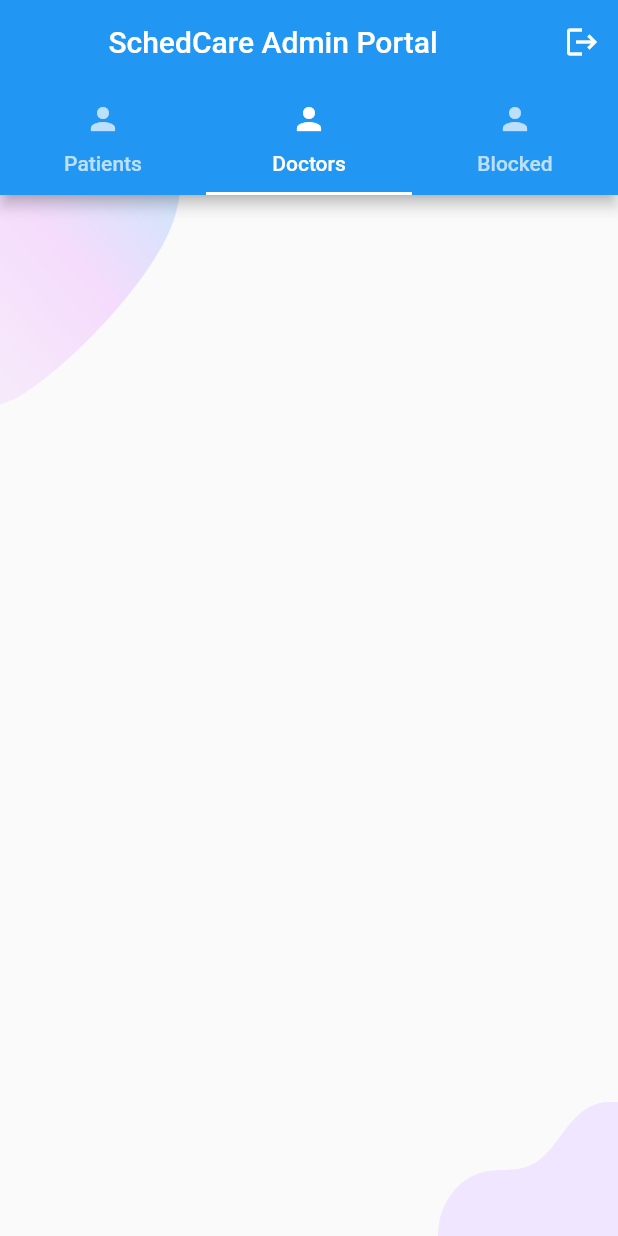
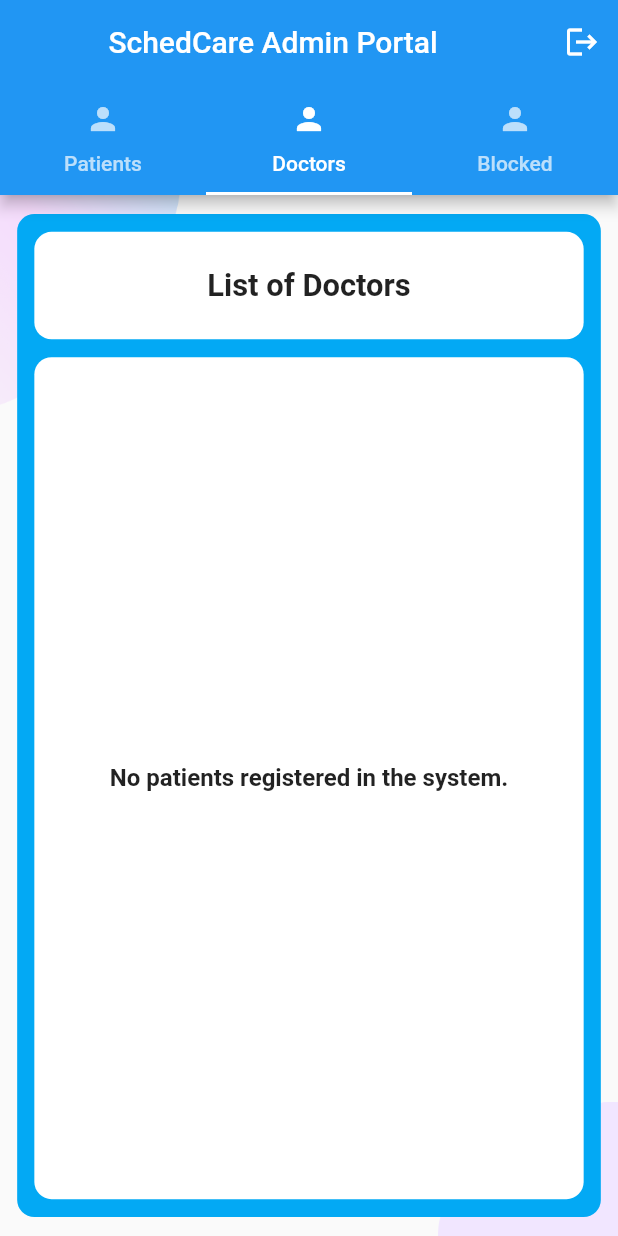
Before and after one commit to itsybitsci/schedcare_admin, a Flutter app: the screen it shows once a user with an empty profile is signed in, tab 2 chosen, on a phone screen of 412 x 824 dp. Run offline on Flutter 3.47's test engine with Material 2 defaults, Android fonts, the phone set to English and light mode, and no system bars; drawn by our look-alikes of firebase_ui_firestore; our stand-ins replace cloud_firestore, firebase_analytics, firebase_auth, firebase_core, flutter_hooks, flutter_screenutil and 3 more; missing offline and left inert: firebase_app_check, g_recaptcha_v3; accounts and stored records are empty; statements that could not run were skipped.

Commit message:
feat: Modified doctors list page UI

```diff
--- a/lib/screens/home/home_screen.dart
+++ b/lib/screens/home/home_screen.dart
@@ -35,6 +35,24 @@ class HomeScreen extends HookConsumerWidget {
         toFirestore: (doctor, _) => doctor.toMap(),
       );
 
+  TabBar tabBar(TabController tabController) => TabBar(
+        controller: tabController,
+        tabs: const [
+          Tab(
+            text: 'Patients',
+            icon: Icon(Icons.person),
+          ),
+          Tab(
+            text: 'Doctors',
+            icon: Icon(Icons.person),
+          ),
+          Tab(
+            text: 'Blocked',
+            icon: Icon(Icons.person),
+          )
+        ],
+      );
+
   @override
   Widget build(BuildContext context, WidgetRef ref) {
     final FirestoreService firestoreService = FirestoreService();
@@ -53,23 +71,7 @@ class HomeScreen extends HookConsumerWidget {
               },
               icon: const Icon(Icons.logout))
         ],
-        bottom: TabBar(
-          controller: tabController,
-          tabs: const [
-            Tab(
-              text: 'Patients',
-              icon: Icon(Icons.person),
-            ),
-            Tab(
-              text: 'Doctors',
-              icon: Icon(Icons.person),
-            ),
-            Tab(
-              text: 'Blocked',
-              icon: Icon(Icons.person),
-            )
-          ],
-        ),
+        bottom: tabBar(tabController),
       ),
       body: Background(
         child: TabBarView(
@@ -235,68 +237,165 @@ class HomeScreen extends HookConsumerWidget {
                 ),
               ),
             ),
-            StreamBuilder(
-              stream: firestoreService.getUsersSnapshots(),
-              builder: (context,
-                  AsyncSnapshot<QuerySnapshot<Map<String, dynamic>>> snapshot) {
-                if (snapshot.hasData) {
-                  return ListView(
-                    children: snapshot.data!.docs
-                        .where((QueryDocumentSnapshot snapshot) =>
-                            snapshot[ModelFields.isApproved])
-                        .map(
-                      (QueryDocumentSnapshot snapshot) {
-                        bool isPatient =
-                            snapshot[ModelFields.role].toLowerCase() ==
-                                AppConstants.patient.toLowerCase();
-
-                        if (isPatient) {
-                          Patient patient = Patient.fromSnapshot(snapshot);
-                          return ListTile(
-                            onTap: () {},
-                            title: Center(
+            Center(
+              child: Container(
+                height: 560.h,
+                width: isWeb(maxWidth) ? 140.w : 340.w,
+                decoration: BoxDecoration(
+                  borderRadius: BorderRadius.circular(10.r),
+                  color: ColorConstants.primaryLight,
+                ),
+                child: Column(
+                  mainAxisAlignment: MainAxisAlignment.center,
+                  children: [
+                    Container(
+                      width: isWeb(maxWidth) ? 135.w : 320.w,
+                      height: 60.h,
+                      decoration: BoxDecoration(
+                        borderRadius: BorderRadius.circular(10.r),
+                        color: Colors.white,
+                      ),
+                      child: Center(
                         child: Text(
-                                  '${patient.firstName} ${patient.lastName}'),
+                          'List of Doctors',
+                          textAlign: TextAlign.center,
+                          style: TextStyle(
+                              fontWeight: FontWeight.bold,
+                              fontSize: isWeb(maxWidth) ? 7.sp : 18.sp),
                         ),
-                            subtitle: Center(
-                              child: Text(patient.role),
                       ),
-                            trailing: IconButton(
-                              onPressed: () async {
-                                await firebaseServicesNotifier
-                                    .approveRegistration(patient.id, false);
+                    ),
+                    SizedBox(height: 10.h),
+                    Flexible(
+                      child: Container(
+                        width: isWeb(maxWidth) ? 135.w : 320.w,
+                        height: 470.h,
+                        decoration: BoxDecoration(
+                          borderRadius: BorderRadius.circular(10.r),
+                          color: Colors.white,
+                        ),
+                        child: ScrollConfiguration(
+                          behavior: ScrollConfiguration.of(context).copyWith(
+                            dragDevices: {
+                              PointerDeviceKind.touch,
+                              PointerDeviceKind.mouse,
                             },
-                              icon: const Icon(Icons.close),
                           ),
-                          );
-                        } else {
-                          Doctor doctor = Doctor.fromSnapshot(snapshot);
-                          return ListTile(
-                            onTap: () {},
-                            title: Center(
+                          child: FirestoreQueryBuilder(
+                            query: doctorsQuery,
+                            builder: (context, snapshot, _) {
+                              if (snapshot.hasError) {
+                                return Center(
                                   child: Text(
-                                  '${doctor.firstName} ${doctor.lastName}'),
-                            ),
-                            subtitle: Center(
-                              child: Text(doctor.role),
-                            ),
-                            trailing: IconButton(
-                              onPressed: () async {
-                                await firebaseServicesNotifier
-                                    .approveRegistration(doctor.id, false);
-                              },
-                              icon: const Icon(Icons.close),
+                                    Prompts.connectionError,
+                                    textAlign: TextAlign.center,
+                                    style: TextStyle(
+                                        fontWeight: FontWeight.bold,
+                                        fontSize:
+                                            isWeb(maxWidth) ? 3.sp : 14.sp),
                                   ),
                                 );
                               }
+
+                              if (snapshot.hasData) {
+                                return snapshot.docs.isEmpty
+                                    ? Center(
+                                        child: Text(
+                                          Prompts.noPatients,
+                                          textAlign: TextAlign.center,
+                                          style: TextStyle(
+                                              fontWeight: FontWeight.bold,
+                                              fontSize: isWeb(maxWidth)
+                                                  ? 3.sp
+                                                  : 14.sp),
+                                        ),
+                                      )
+                                    : ListView.builder(
+                                        itemCount: snapshot.docs.length,
+                                        itemBuilder: (context, index) {
+                                          if (snapshot.hasMore &&
+                                              index + 1 ==
+                                                  snapshot.docs.length) {
+                                            snapshot.fetchMore();
+                                          }
+
+                                          final Doctor doctor =
+                                              snapshot.docs[index].data();
+
+                                          return Padding(
+                                            padding: EdgeInsets.symmetric(
+                                                vertical: 5.h,
+                                                horizontal: 10.w),
+                                            child: Material(
+                                              type: MaterialType.transparency,
+                                              child: ListTile(
+                                                tileColor: Colors.grey[200],
+                                                shape: RoundedRectangleBorder(
+                                                  side: BorderSide(
+                                                      color: Colors.grey[300]!),
+                                                  borderRadius:
+                                                      BorderRadius.circular(
+                                                          10.r),
+                                                ),
+                                                onTap: null,
+                                                title: Center(
+                                                  child: Text(
+                                                      '${doctor.prefix} ${doctor.firstName} ${doctor.lastName} ${doctor.suffix}'
+                                                          .trim(),
+                                                      style: TextStyle(
+                                                          fontSize:
+                                                              isWeb(maxWidth)
+                                                                  ? 5.sp
+                                                                  : 12.sp,
+                                                          fontWeight:
+                                                              FontWeight.bold)),
+                                                ),
+                                                subtitle: Center(
+                                                  child: Text(
+                                                      'Email: ${doctor.email}',
+                                                      style: TextStyle(
+                                                          fontSize:
+                                                              isWeb(maxWidth)
+                                                                  ? 4.sp
+                                                                  : 10.sp)),
+                                                ),
+                                                trailing: Row(
+                                                  mainAxisSize:
+                                                      MainAxisSize.min,
+                                                  children: <Widget>[
+                                                    Center(
+                                                      child: IconButton(
+                                                        onPressed: () async {
+                                                          await firebaseServicesNotifier
+                                                              .approveRegistration(
+                                                                  doctor.id,
+                                                                  false);
                                                         },
-                    ).toList(),
+                                                        icon: const Icon(
+                                                          Icons.close,
+                                                          color: Colors.red,
+                                                        ),
+                                                      ),
+                                                    ),
+                                                  ],
+                                                ),
+                                              ),
+                                            ),
+                                          );
+                                        },
                                       );
                               }
-                return const Center(
-                  child: CircularProgressIndicator(),
-                );
+
+                              return lottieLoading(
+                                  width: isWeb(maxWidth) ? 10 : 50);
                             },
+                          ),
+                        ),
+                      ),
+                    ),
+                  ],
+                ),
+              ),
             ),
             StreamBuilder(
               stream: firestoreService.getUsersSnapshots(),
```
Also changed, not shown: pubspec.lock. Lines whose indentation alone changed are shown as unchanged.
